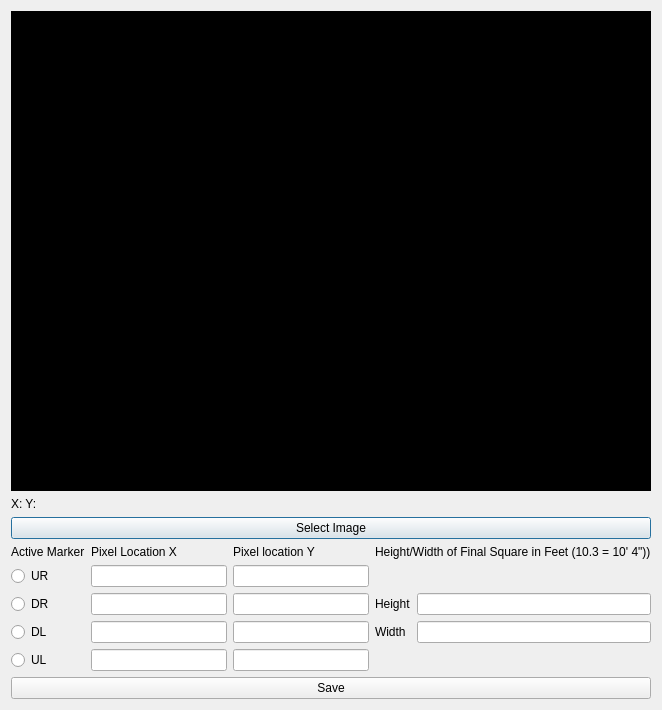
The window that UI/QT Files/Setup Space.ui (mmikulka/AutomatedLightTracker) describes before a commit, drawn with Qt 5.
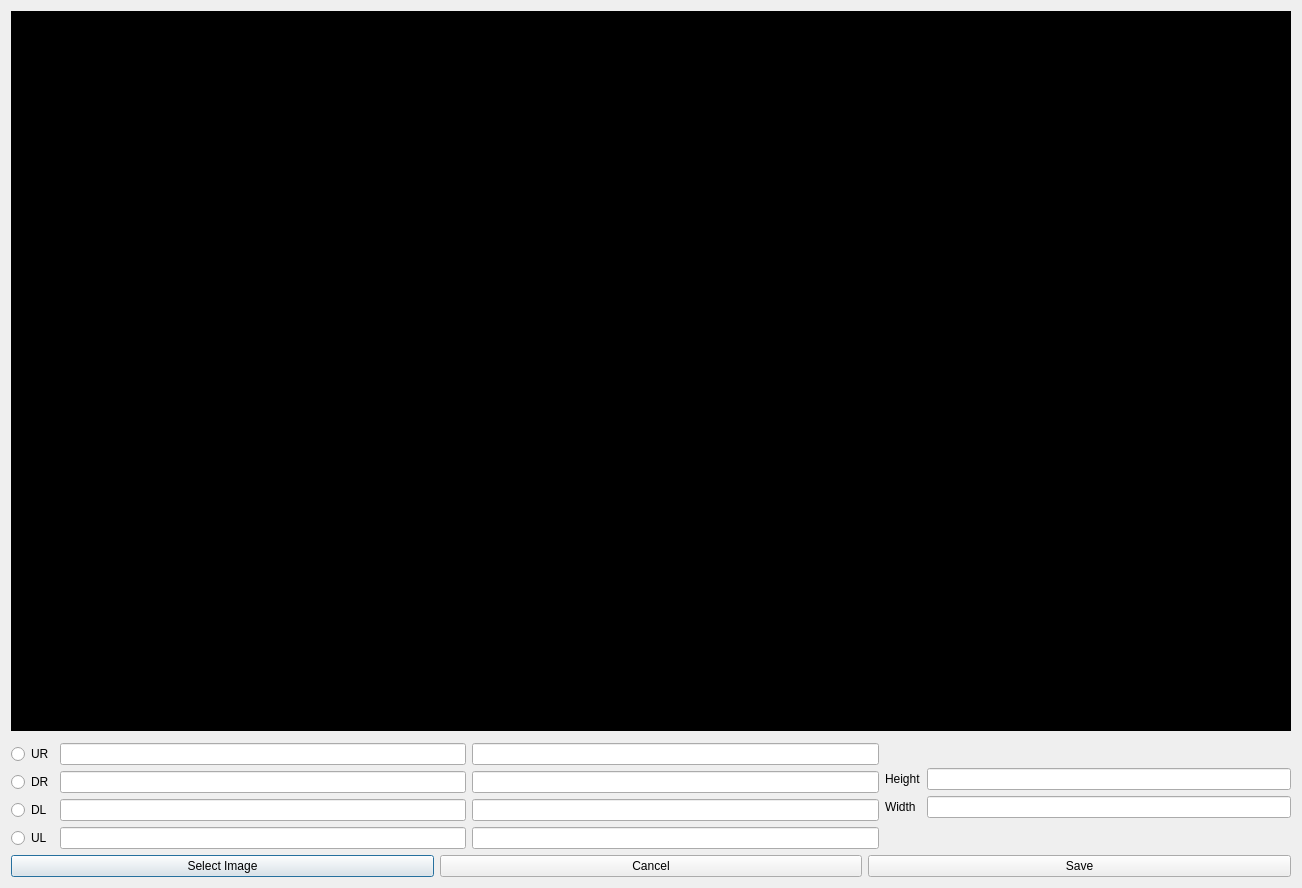
The same window after the commit.

```diff
--- a/UI/QT Files/Setup Space.ui
+++ b/UI/QT Files/Setup Space.ui
@@ -2,14 +2,6 @@
 <ui version="4.0">
  <class>SetupSpace</class>
  <widget class="QDialog" name="SetupSpace">
-  <property name="geometry">
-   <rect>
-    <x>0</x>
-    <y>0</y>
-    <width>658</width>
-    <height>699</height>
-   </rect>
-  </property>
   <property name="windowTitle">
    <string>Space Setup</string>
   </property>
@@ -18,46 +10,49 @@
     <widget class="QLabel" name="label">
      <property name="minimumSize">
       <size>
-       <width>640</width>
-       <height>480</height>
+       <width>1280</width>
+       <height>720</height>
       </size>
      </property>
      <property name="styleSheet">
       <string notr="true">background-color: rgb(0, 0, 0);</string>
      </property>
      <property name="text">
-      <string>TextLabel</string>
-     </property>
-    </widget>
-   </item>
-   <item>
-    <widget class="QLabel" name="mouseLocal">
-     <property name="enabled">
-      <bool>true</bool>
-     </property>
-     <property name="sizePolicy">
-      <sizepolicy hsizetype="Preferred" vsizetype="Minimum">
-       <horstretch>0</horstretch>
-       <verstretch>0</verstretch>
-      </sizepolicy>
-     </property>
-     <property name="text">
-      <string>X: Y:</string>
-     </property>
-    </widget>
-   </item>
-   <item>
-    <widget class="QPushButton" name="findImage">
-     <property name="text">
-      <string>Select Image</string>
+      <string>TextLabel``</string>
      </property>
     </widget>
    </item>
    <item>
     <layout class="QGridLayout" name="gridLayout_2">
+     <item row="2" column="0">
+      <widget class="QRadioButton" name="marker2">
+       <property name="text">
+        <string>DR</string>
+       </property>
+      </widget>
+     </item>
+     <item row="2" column="3">
+      <widget class="QLineEdit" name="marker2y"/>
+     </item>
+     <item row="3" column="0">
+      <widget class="QRadioButton" name="marker3">
+       <property name="text">
+        <string>DL</string>
+       </property>
+      </widget>
+     </item>
+     <item row="3" column="2">
+      <widget class="QLineEdit" name="marker3x"/>
+     </item>
+     <item row="1" column="3">
+      <widget class="QLineEdit" name="marker1y"/>
+     </item>
      <item row="1" column="2">
       <widget class="QLineEdit" name="marker1x"/>
      </item>
+     <item row="4" column="3">
+      <widget class="QLineEdit" name="marker4y"/>
+     </item>
      <item row="1" column="0">
       <widget class="QRadioButton" name="marker1">
        <property name="text">
@@ -67,43 +62,18 @@
      </item>
      <item row="0" column="4" rowspan="5">
       <layout class="QVBoxLayout" name="verticalLayout_2">
-       <item>
-        <widget class="QLabel" name="label_2">
-         <property name="sizePolicy">
-          <sizepolicy hsizetype="Preferred" vsizetype="Minimum">
-           <horstretch>0</horstretch>
-           <verstretch>0</verstretch>
-          </sizepolicy>
-         </property>
-         <property name="maximumSize">
-          <size>
-           <width>16777215</width>
-           <height>40</height>
-          </size>
-         </property>
-         <property name="text">
-          <string>Height/Width of Final Square in Feet (10.3 = 10' 4&quot;))</string>
-         </property>
-        </widget>
-       </item>
-       <item>
-        <spacer name="verticalSpacer">
-         <property name="orientation">
-          <enum>Qt::Vertical</enum>
-         </property>
-         <property name="sizeHint" stdset="0">
-          <size>
-           <width>20</width>
-           <height>40</height>
-          </size>
-         </property>
-        </spacer>
-       </item>
        <item>
         <layout class="QGridLayout" name="gridLayout">
          <item row="0" column="1">
           <widget class="QLineEdit" name="height"/>
          </item>
+         <item row="0" column="0">
+          <widget class="QLabel" name="label_4">
+           <property name="text">
+            <string>Height</string>
+           </property>
+          </widget>
+         </item>
          <item row="1" column="1">
           <widget class="QLineEdit" name="width"/>
          </item>
@@ -114,26 +84,6 @@
            </property>
           </widget>
          </item>
-         <item row="0" column="0">
-          <widget class="QLabel" name="label_4">
-           <property name="text">
-            <string>Height</string>
-           </property>
-          </widget>
-         </item>
-         <item row="2" column="1">
-          <spacer name="verticalSpacer_2">
-           <property name="orientation">
-            <enum>Qt::Vertical</enum>
-           </property>
-           <property name="sizeHint" stdset="0">
-            <size>
-             <width>20</width>
-             <height>40</height>
-            </size>
-           </property>
-          </spacer>
-         </item>
         </layout>
        </item>
       </layout>
@@ -141,41 +91,8 @@
      <item row="2" column="2">
       <widget class="QLineEdit" name="marker2x"/>
      </item>
-     <item row="2" column="0">
-      <widget class="QRadioButton" name="marker2">
-       <property name="text">
-        <string>DR</string>
-       </property>
-      </widget>
-     </item>
-     <item row="3" column="0">
-      <widget class="QRadioButton" name="marker3">
-       <property name="text">
-        <string>DL</string>
-       </property>
-      </widget>
-     </item>
-     <item row="0" column="0">
-      <widget class="QLabel" name="label_7">
-       <property name="sizePolicy">
-        <sizepolicy hsizetype="Preferred" vsizetype="Minimum">
-         <horstretch>0</horstretch>
-         <verstretch>0</verstretch>
-        </sizepolicy>
-       </property>
-       <property name="maximumSize">
-        <size>
-         <width>16777215</width>
-         <height>40</height>
-        </size>
-       </property>
-       <property name="text">
-        <string>Active Marker</string>
-       </property>
-      </widget>
-     </item>
-     <item row="3" column="2">
-      <widget class="QLineEdit" name="marker3x"/>
+     <item row="3" column="3">
+      <widget class="QLineEdit" name="marker3y"/>
      </item>
      <item row="4" column="0">
       <layout class="QVBoxLayout" name="verticalLayout">
@@ -191,40 +108,32 @@
      <item row="4" column="2">
       <widget class="QLineEdit" name="marker4x"/>
      </item>
-     <item row="1" column="3">
-      <widget class="QLineEdit" name="marker1y"/>
-     </item>
-     <item row="2" column="3">
-      <widget class="QLineEdit" name="marker2y"/>
-     </item>
-     <item row="3" column="3">
-      <widget class="QLineEdit" name="marker3y"/>
-     </item>
-     <item row="4" column="3">
-      <widget class="QLineEdit" name="marker4y"/>
-     </item>
-     <item row="0" column="2">
-      <widget class="QLabel" name="label_8">
-       <property name="text">
-        <string>Pixel Location X</string>
-       </property>
-      </widget>
-     </item>
-     <item row="0" column="3">
-      <widget class="QLabel" name="label_9">
-       <property name="text">
-        <string>Pixel location Y</string>
-       </property>
-      </widget>
-     </item>
     </layout>
    </item>
    <item>
-    <widget class="QPushButton" name="save">
-     <property name="text">
-      <string>Save</string>
-     </property>
-    </widget>
+    <layout class="QHBoxLayout" name="horizontalLayout">
+     <item>
+      <widget class="QPushButton" name="findImage">
+       <property name="text">
+        <string>Select Image</string>
+       </property>
+      </widget>
+     </item>
+     <item>
+      <widget class="QPushButton" name="pushButton">
+       <property name="text">
+        <string>Cancel</string>
+       </property>
+      </widget>
+     </item>
+     <item>
+      <widget class="QPushButton" name="save">
+       <property name="text">
+        <string>Save</string>
+       </property>
+      </widget>
+     </item>
+    </layout>
    </item>
   </layout>
  </widget>
```
